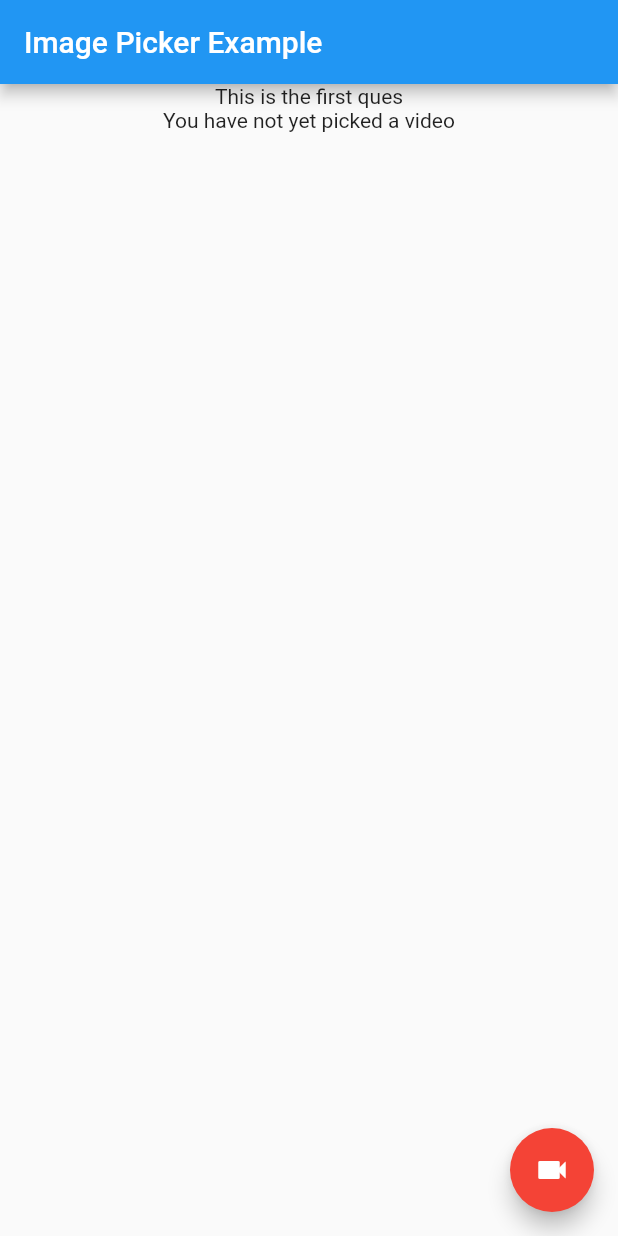
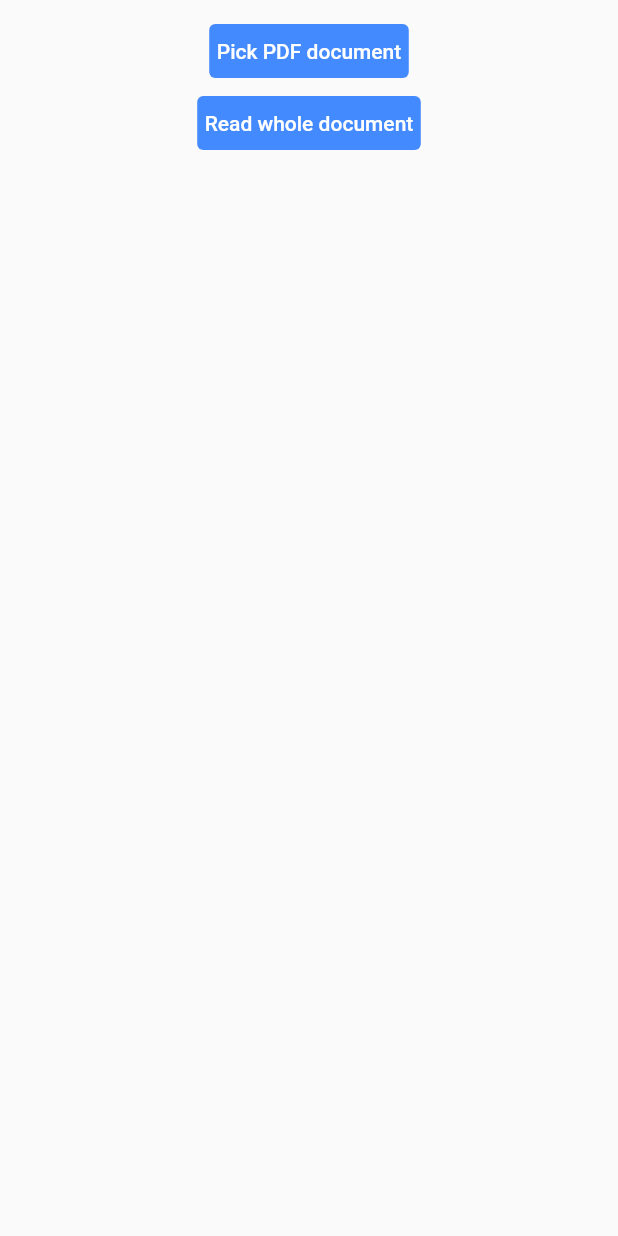
Before and after one commit to Arjun-Mishra-312/question_me, a Flutter app: the screen it shows after launch, on a phone screen of 412 x 824 dp. Run offline on Flutter 3.47's test engine with Material 2 defaults, Android fonts, the phone set to English and light mode, and no system bars; our stand-ins replace file_picker, image_picker, video_player; missing offline and left inert: pdf_text.

Commit message:
pdf to text

```diff
--- a/lib/main.dart
+++ b/lib/main.dart
@@ -1,7 +1,6 @@
-
 import 'package:flutter/material.dart';
 import 'package:question_me/video_recorder.dart';
-
+import 'pickpdf.dart';
 
 void main() {
   runApp(MyApp());
@@ -12,7 +11,7 @@ class MyApp extends StatelessWidget {
   Widget build(BuildContext context) {
     return MaterialApp(
       title: 'Image Picker Demo',
-      home: MyHomePage(title: 'Image Picker Example'),
+      home: PdftoText(),
     );
   }
 }
--- /dev/null
+++ b/lib/pickpdf.dart
@@ -0,0 +1,88 @@
+import 'package:file_picker/file_picker.dart';
+import 'package:flutter/material.dart';
+import 'dart:async';
+import 'package:pdf_text/pdf_text.dart';
+
+class PdftoText extends StatefulWidget {
+  @override
+  _PdftoText createState() => _PdftoText();
+}
+
+class _PdftoText extends State<PdftoText> {
+  PDFDoc? _pdfDoc;
+  String _text = "";
+
+  bool _buttonsEnabled = true;
+
+  @override
+  void initState() {
+    super.initState();
+  }
+
+  @override
+  Widget build(BuildContext context) {
+    return MaterialApp(
+      home: Scaffold(
+          body: Container(
+        alignment: Alignment.center,
+        padding: EdgeInsets.all(10),
+        child: Column(
+          children: [
+            TextButton(
+              child: Text(
+                "Pick PDF document",
+                style: TextStyle(color: Colors.white),
+              ),
+              style: TextButton.styleFrom(
+                  padding: EdgeInsets.all(5),
+                  backgroundColor: Colors.blueAccent),
+              onPressed: _pickPDFText,
+            ),
+            TextButton(
+              child: Text(
+                "Read whole document",
+                style: TextStyle(color: Colors.white),
+              ),
+              style: TextButton.styleFrom(
+                  padding: EdgeInsets.all(5),
+                  backgroundColor: Colors.blueAccent),
+              onPressed: _buttonsEnabled ? _readWholeDoc : () {},
+            ),
+            Spacer(),
+            Text(
+              _text
+            )
+          ],
+        ),
+      )),
+    );
+  }
+
+  /// Picks a new PDF document from the device
+  Future _pickPDFText() async {
+    var filePickerResult = await FilePicker.platform.pickFiles();
+    if (filePickerResult != null) {
+      _pdfDoc = await PDFDoc.fromPath(filePickerResult.files.single.path!);
+      setState(() {});
+    }
+  }
+
+  /// Reads the whole document
+  Future _readWholeDoc() async {
+    if (_pdfDoc == null) {
+      return;
+    }
+    setState(() {
+      _buttonsEnabled = false;
+    });
+
+    String text = await _pdfDoc!.text;
+    print(text);
+    // final rake = Rake();
+    // print(rake.rank(text));
+    setState(() {
+      _text = text;
+      _buttonsEnabled = true;
+    });
+  }
+}
--- a/pubspec.yaml
+++ b/pubspec.yaml
@@ -30,6 +30,12 @@ dependencies:
   cupertino_icons: ^1.0.2
   image_picker: ^0.7.5+3
   video_player: ^2.1.4
+  file_picker: ^3.0.0
+  pdf_text: ^0.5.0
+  pdf: ^3.0.1
+  uuid: ^3.0.1
+  optional: ^6.0.0-nullsafety.0
+  rake: ^1.0.1
 
 dev_dependencies:
   flutter_test:
```
Also changed, not shown: pubspec.lock, 1 other file.
